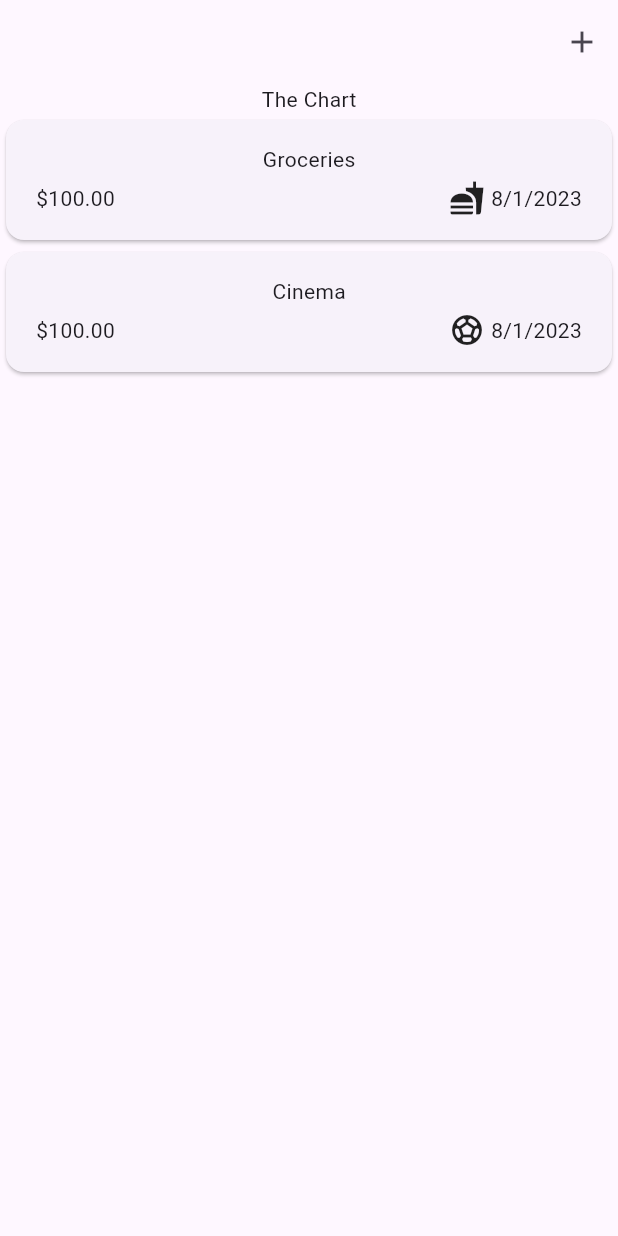
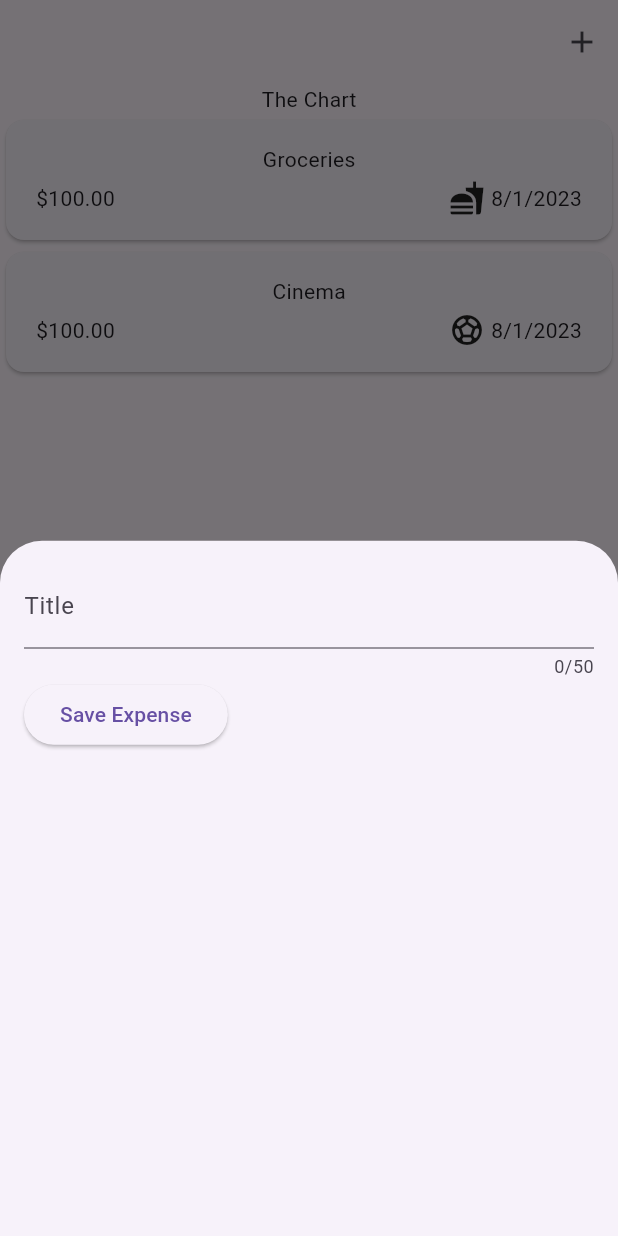
Before and after one commit to rasikasrimal/ExpenseManager, a Flutter app: the screen it shows after launch, after a tap on the "add" icon, on a phone screen of 412 x 824 dp. Run offline on Flutter 3.47's test engine with Material 2 defaults, Android fonts, the phone set to English and light mode, and no system bars.

```diff
--- a/lib/widgets/expenses.dart
+++ b/lib/widgets/expenses.dart
@@ -1,5 +1,6 @@
 import 'package:expense_manager/widgets/expenses-list/expenses_list.dart';
 import 'package:expense_manager/models/expense.dart';
+import 'package:expense_manager/widgets/new_expense.dart';
 import 'package:flutter/material.dart';
 
 class Expenses extends StatefulWidget {
@@ -25,13 +26,18 @@ class _ExpensesState extends State<Expenses> {
         catoegory: Category.Leisure),
   ];
 
+  void _openAddExpenseOverlay() {
+    showModalBottomSheet(
+        context: context, builder: (ctx) => const NewExpense());
+  }
+
   @override
   Widget build(BuildContext context) {
     return Scaffold(
       appBar: AppBar(
         actions: [
           IconButton(
-            onPressed: () {},
+            onPressed: _openAddExpenseOverlay,
             icon: const Icon(Icons.add),
           )
         ],
--- /dev/null
+++ b/lib/widgets/new_expense.dart
@@ -0,0 +1,47 @@
+import 'package:flutter/material.dart';
+
+class NewExpense extends StatefulWidget {
+  const NewExpense({Key? key}) : super(key: key);
+
+  @override
+  State<NewExpense> createState() {
+    return _NewExpenseState();
+  }
+}
+
+class _NewExpenseState extends State<NewExpense> {
+  final _titleController = TextEditingController();
+
+  @override
+  void dispose() {
+    _titleController.dispose();
+    super.dispose();
+  }
+
+  @override
+  Widget build(BuildContext context) {
+    return Padding(
+      padding: const EdgeInsets.all(16),
+      child: Column(
+        children: [
+          TextField(
+            controller: _titleController,
+            maxLength: 50,
+            decoration: const InputDecoration(
+              label: Text('Title'), // Corrected 'label' to 'labelText'
+            ),
+          ),
+          Row(
+            children: [
+              ElevatedButton(
+                  onPressed: () {
+                    print(_titleController.text);
+                  },
+                  child: const Text('Save Expense'))
+            ],
+          ),
+        ],
+      ),
+    );
+  }
+}
```
